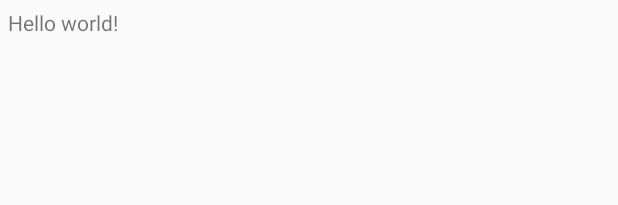
After one commit to godsid/TBikeAndroid, an Android app: the layout activity_favorites.xml on its own in the app's theme, with its tools: preview values and no code run, on a phone screen of 412 x 824 dp. The commit adds this screen. Shown: the top 205 px of the screen. Run offline under Robolectric (Android 15) with nearby library versions, the phone set to English and light mode, and no system bars.

Commit message:
Add Favorite Activity

```diff
--- /dev/null
+++ b/TBike/src/main/res/layout/activity_favorites.xml
@@ -0,0 +1,16 @@
+<RelativeLayout xmlns:android="http://schemas.android.com/apk/res/android"
+    xmlns:tools="http://schemas.android.com/tools"
+    android:layout_width="match_parent"
+    android:layout_height="match_parent"
+    android:paddingLeft="@dimen/activity_horizontal_margin"
+    android:paddingRight="@dimen/activity_horizontal_margin"
+    android:paddingTop="@dimen/activity_vertical_margin"
+    android:paddingBottom="@dimen/activity_vertical_margin"
+    tools:context="info.srihawong.tbike.FavoritesActivity">
+
+    <TextView
+        android:text="@string/hello_world"
+        android:layout_width="wrap_content"
+        android:layout_height="wrap_content" />
+
+</RelativeLayout>
--- a/TBike/src/main/res/values/dimens.xml
+++ b/TBike/src/main/res/values/dimens.xml
@@ -1,7 +1,7 @@
 <resources>
     <!-- Default screen margins, per the Android Design guidelines. -->
-    <dimen name="activity_horizontal_margin">16dp</dimen>
-    <dimen name="activity_vertical_margin">16dp</dimen>
+    <dimen name="activity_horizontal_margin">5dp</dimen>
+    <dimen name="activity_vertical_margin">5dp</dimen>
 
         <!-- Per the design guidelines, navigation drawers should be between 240dp and 320dp:
          https://developer.android.com/design/patterns/navigation-drawer.html -->
--- a/TBike/src/main/res/values/strings.xml
+++ b/TBike/src/main/res/values/strings.xml
@@ -9,11 +9,9 @@
     <string name="action_settings">Settings</string>
     <string name="action_about">About</string>
     <string name="action_refresh">Refresh</string>
-
     <string name="option_title">Choose an Option</string>
     <string name="option_openthaimtb">Open on ThaiMTB</string>
     <string name="option_favorites">Favorites</string>
-
     <string name="api_forum">http://srihawong.info/app/tmb/forum.php</string>
     <string name="api_topic">http://srihawong.info/app/tmb/topic.php</string>
     <string name="api_topic_original">http://www.thaimtb.com/forum/viewtopic.php</string>
@@ -23,6 +21,11 @@
         <item>ซื้อขาย</item>
         <item>5 แยกวัชรพล</item>
         <item>ปักหมุด</item>
+        <item>Favorites</item>
     </string-array>
+
     <string name="project_number">878893803826</string>
+    <string name="title_activity_favorites">FavoritesActivity</string>
+    <string name="hello_world">Hello world!</string>
+
 </resources>
--- a/build.gradle
+++ b/build.gradle
@@ -6,7 +6,7 @@ buildscript {
         mavenCentral()
     }
     dependencies {
-        classpath 'com.android.tools.build:gradle:0.7.+'
+        classpath 'com.android.tools.build:gradle:0.9.+'
         compile: 'com.google.android.gms:play-services:4.0.30'
     }
 }
```
Also changed, not shown: TBike/src/main/AndroidManifest.xml (+22 -14 lines), TBike/src/main/java/info/srihawong/tbike/FavoritesActivity.java (added, +38 -0 lines), TBike/src/main/java/info/srihawong/tbike/MainActivity.java (+15 -3 lines), TBike/src/main/res/menu/favorites.xml (added, +10 -0 lines), gradle/wrapper/gradle-wrapper.properties, 1 other file.
